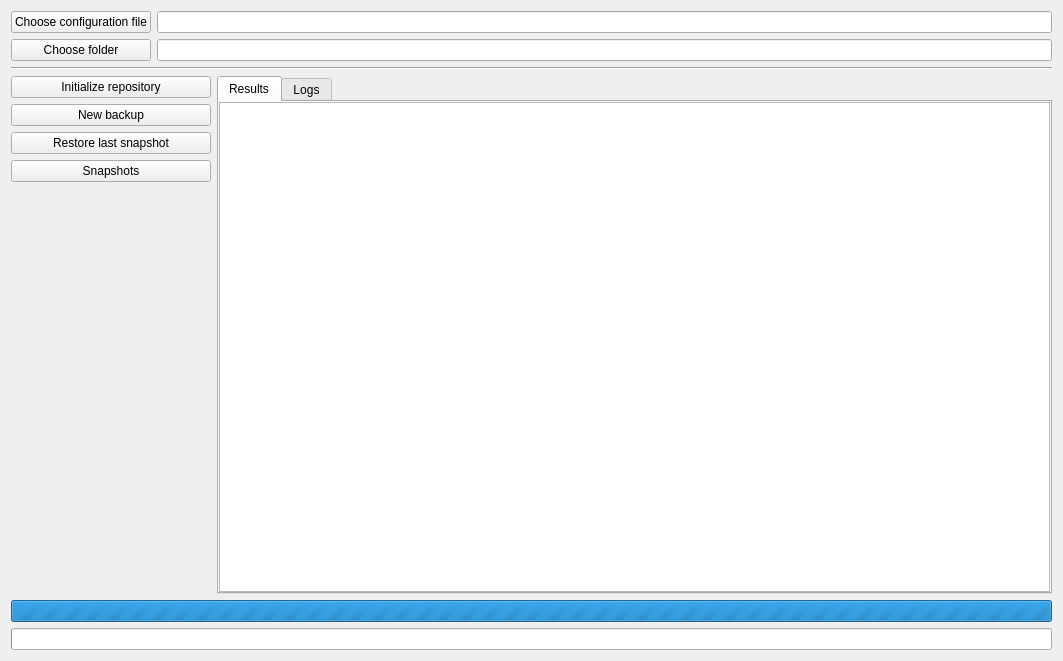
Before: the Qt Designer form qrestic/ui/main_widget.ui in altaris/qrestic, drawn with Qt 5.
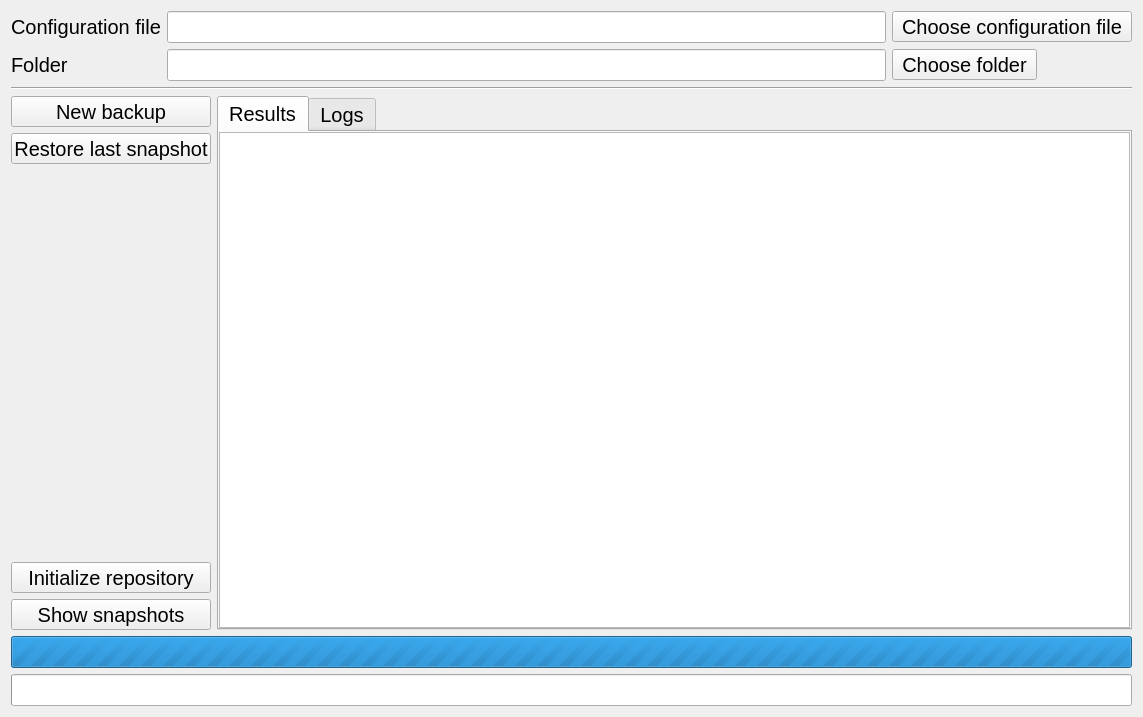
After: the same form once the commit is applied. Icons and pictures are not drawn.

Patch:
```diff
--- a/qrestic/ui/main_widget.ui
+++ b/qrestic/ui/main_widget.ui
@@ -6,10 +6,15 @@
    <rect>
     <x>0</x>
     <y>0</y>
-    <width>1063</width>
-    <height>661</height>
+    <width>1143</width>
+    <height>717</height>
    </rect>
   </property>
+  <property name="font">
+   <font>
+    <pointsize>15</pointsize>
+   </font>
+  </property>
   <property name="windowTitle">
    <string>qrestic</string>
   </property>
@@ -41,18 +46,6 @@
           </property>
          </widget>
         </item>
-        <item row="0" column="0">
-         <widget class="QPushButton" name="pb_configuration_file">
-          <property name="text">
-           <string>Choose configuration file</string>
-          </property>
-          <property name="icon">
-           <iconset>
-            <normalon>:/main/icons/file-text.svg</normalon>
-           </iconset>
-          </property>
-         </widget>
-        </item>
         <item row="1" column="1">
          <widget class="QLineEdit" name="le_folder">
           <property name="cursor">
@@ -63,8 +56,27 @@
           </property>
          </widget>
         </item>
-        <item row="1" column="0">
-         <widget class="QPushButton" name="pb_folder">
+        <item row="0" column="2">
+         <widget class="QToolButton" name="pb_configuration_file">
+          <property name="text">
+           <string>Choose configuration file</string>
+          </property>
+          <property name="icon">
+           <iconset>
+            <normalon>:/main/icons/folder.svg</normalon>
+           </iconset>
+          </property>
+         </widget>
+        </item>
+        <item row="0" column="0">
+         <widget class="QLabel" name="label">
+          <property name="text">
+           <string>Configuration file</string>
+          </property>
+         </widget>
+        </item>
+        <item row="1" column="2">
+         <widget class="QToolButton" name="pb_folder">
           <property name="text">
            <string>Choose folder</string>
           </property>
@@ -75,6 +87,13 @@
           </property>
          </widget>
         </item>
+        <item row="1" column="0">
+         <widget class="QLabel" name="label_2">
+          <property name="text">
+           <string>Folder</string>
+          </property>
+         </widget>
+        </item>
        </layout>
       </item>
      </layout>
@@ -108,7 +127,7 @@
          <widget class="QWidget" name="w_buttons" native="true">
           <property name="minimumSize">
            <size>
-            <width>200</width>
+            <width>100</width>
             <height>0</height>
            </size>
           </property>
@@ -132,19 +151,13 @@
             <number>0</number>
            </property>
            <item>
-            <widget class="QPushButton" name="pb_init">
-             <property name="text">
-              <string>Initialize repository</string>
+            <widget class="QToolButton" name="pb_backup">
+             <property name="sizePolicy">
+              <sizepolicy hsizetype="Preferred" vsizetype="Preferred">
+               <horstretch>0</horstretch>
+               <verstretch>0</verstretch>
+              </sizepolicy>
              </property>
-             <property name="icon">
-              <iconset>
-               <normalon>:/main/icons/cloud.svg</normalon>
-              </iconset>
-             </property>
-            </widget>
-           </item>
-           <item>
-            <widget class="QPushButton" name="pb_backup">
              <property name="text">
               <string>New backup</string>
              </property>
@@ -155,14 +168,23 @@
              </property>
              <property name="iconSize">
               <size>
-               <width>256</width>
-               <height>16</height>
+               <width>32</width>
+               <height>32</height>
               </size>
              </property>
+             <property name="toolButtonStyle">
+              <enum>Qt::ToolButtonTextUnderIcon</enum>
+             </property>
             </widget>
            </item>
            <item>
-            <widget class="QPushButton" name="pb_restore">
+            <widget class="QToolButton" name="pb_restore">
+             <property name="sizePolicy">
+              <sizepolicy hsizetype="Preferred" vsizetype="Preferred">
+               <horstretch>0</horstretch>
+               <verstretch>0</verstretch>
+              </sizepolicy>
+             </property>
              <property name="text">
               <string>Restore last snapshot</string>
              </property>
@@ -171,17 +193,14 @@
                <normalon>:/main/icons/download.svg</normalon>
               </iconset>
              </property>
-            </widget>
-           </item>
-           <item>
-            <widget class="QPushButton" name="pb_snapshots">
-             <property name="text">
-              <string>Snapshots</string>
+             <property name="iconSize">
+              <size>
+               <width>32</width>
+               <height>32</height>
+              </size>
              </property>
-             <property name="icon">
-              <iconset>
-               <normalon>:/main/icons/database.svg</normalon>
-              </iconset>
+             <property name="toolButtonStyle">
+              <enum>Qt::ToolButtonTextUnderIcon</enum>
              </property>
             </widget>
            </item>
@@ -198,6 +217,60 @@
              </property>
             </spacer>
            </item>
+           <item>
+            <widget class="QToolButton" name="pb_init">
+             <property name="sizePolicy">
+              <sizepolicy hsizetype="Preferred" vsizetype="Preferred">
+               <horstretch>0</horstretch>
+               <verstretch>0</verstretch>
+              </sizepolicy>
+             </property>
+             <property name="text">
+              <string>Initialize repository</string>
+             </property>
+             <property name="icon">
+              <iconset>
+               <normalon>:/main/icons/cloud.svg</normalon>
+              </iconset>
+             </property>
+             <property name="iconSize">
+              <size>
+               <width>32</width>
+               <height>32</height>
+              </size>
+             </property>
+             <property name="toolButtonStyle">
+              <enum>Qt::ToolButtonTextUnderIcon</enum>
+             </property>
+            </widget>
+           </item>
+           <item>
+            <widget class="QToolButton" name="pb_snapshots">
+             <property name="sizePolicy">
+              <sizepolicy hsizetype="Preferred" vsizetype="Preferred">
+               <horstretch>0</horstretch>
+               <verstretch>0</verstretch>
+              </sizepolicy>
+             </property>
+             <property name="text">
+              <string>Show snapshots</string>
+             </property>
+             <property name="icon">
+              <iconset>
+               <normalon>:/main/icons/database.svg</normalon>
+              </iconset>
+             </property>
+             <property name="iconSize">
+              <size>
+               <width>32</width>
+               <height>32</height>
+              </size>
+             </property>
+             <property name="toolButtonStyle">
+              <enum>Qt::ToolButtonTextUnderIcon</enum>
+             </property>
+            </widget>
+           </item>
           </layout>
          </widget>
         </item>
```
